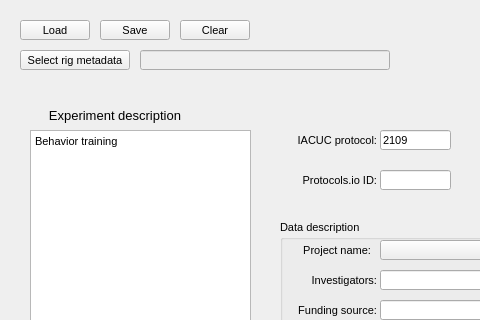
The window that src/foraging_gui/MetaData.ui (AllenNeuralDynamics/dynamic-foraging-task) describes before a commit, drawn with Qt 5; both pictures show x 0 to 480 and y 0 to 320 of the 1256 by 695 pixel window.
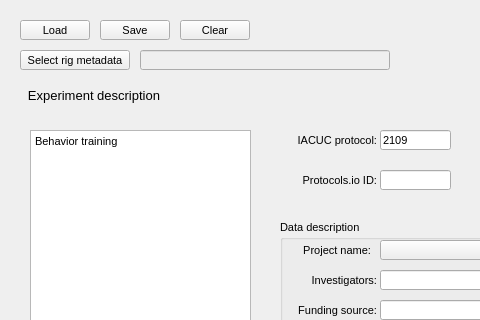
The same window after the commit.

Commit message: moving label

The edit to the form file:
```diff
--- a/src/foraging_gui/MetaData.ui
+++ b/src/foraging_gui/MetaData.ui
@@ -66,10 +66,10 @@
   <widget class="QLabel" name="label_3">
    <property name="geometry">
     <rect>
-     <x>40</x>
-     <y>100</y>
-     <width>141</width>
-     <height>31</height>
+     <x>20</x>
+     <y>80</y>
+     <width>140</width>
+     <height>30</height>
     </rect>
    </property>
    <property name="sizePolicy">
```
